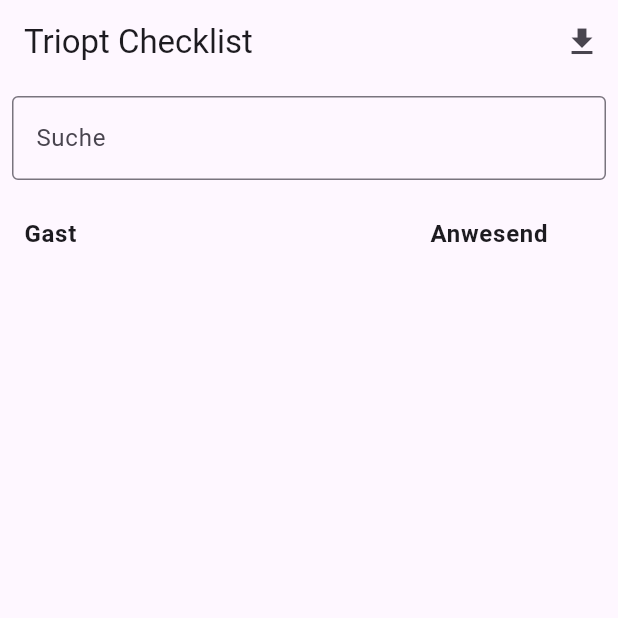
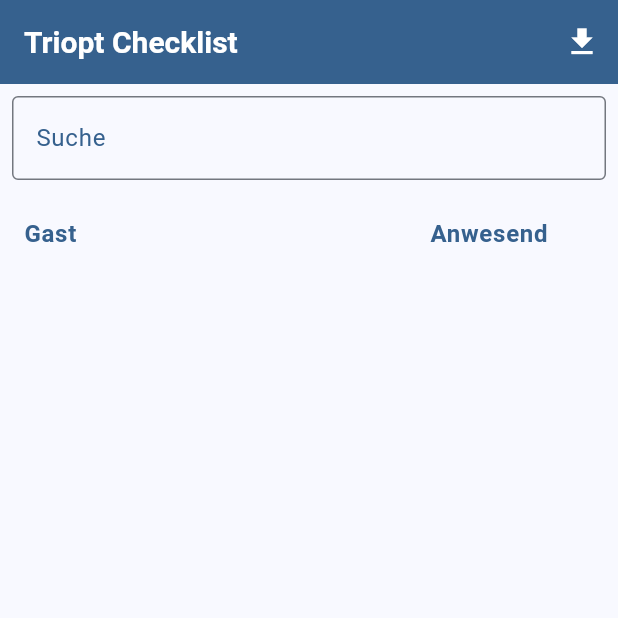
Before and after one commit to SnIpPzILoCo/Triopt-Checklist, a Flutter app: the screen it shows after launch, on a phone screen of 412 x 824 dp, the top half of it. Run offline on Flutter 3.47's test engine with Material 3 defaults, Android fonts, the phone set to English and light mode, and no system bars; our stand-ins replace device_info_plus, permission_handler; missing offline and left inert: downloadsfolder, excel.

Commit message:
Colored the app

```diff
--- a/lib/main.dart
+++ b/lib/main.dart
@@ -19,10 +19,40 @@ class MyApp extends StatelessWidget {
 
   @override
   Widget build(BuildContext context) {
+    const Color seedColor = Colors.blue; // Define your seed color here
+
     return MaterialApp(
       title: 'Triopt Checklist App',
       theme: ThemeData(
-        primarySwatch: Colors.blue,
+        useMaterial3: true,
+        colorScheme: ColorScheme.fromSeed(seedColor: seedColor),
+        appBarTheme: AppBarTheme(
+          backgroundColor: ColorScheme.fromSeed(seedColor: seedColor).primary,
+          titleTextStyle: TextStyle(
+            color: ColorScheme.fromSeed(seedColor: seedColor).onPrimary,
+            fontSize: 20,
+            fontWeight: FontWeight.bold,
+          ),
+        ),
+        inputDecorationTheme: InputDecorationTheme(
+          border: const OutlineInputBorder(),
+          focusedBorder: OutlineInputBorder(
+            borderSide: BorderSide(
+                color: ColorScheme.fromSeed(seedColor: seedColor).primary),
+          ),
+          labelStyle: TextStyle(
+              color: ColorScheme.fromSeed(seedColor: seedColor).primary),
+        ),
+        checkboxTheme: CheckboxThemeData(
+          fillColor: WidgetStateProperty.resolveWith(
+            (Set<WidgetState> states) {
+              if (states.contains(WidgetState.selected)) {
+                return Colors.green;
+              }
+              return Colors.white; // Use a different color when not selected
+            },
+          ),
+        ),
       ),
       home: const GuestListScreen(),
     );
@@ -60,7 +90,8 @@ class _GuestListScreenState extends State<GuestListScreen> {
 
       if (mounted) {
         ScaffoldMessenger.of(context).showSnackBar(
-          SnackBar(content: Text('Exportiert nach: ${directory.path}/export.xlsx')),
+          SnackBar(
+              content: Text('Exportiert nach: ${directory.path}/export.xlsx')),
         );
       }
     } catch (e) {
@@ -74,12 +105,14 @@ class _GuestListScreenState extends State<GuestListScreen> {
 
   @override
   Widget build(BuildContext context) {
+    final colorScheme = Theme.of(context).colorScheme;
+
     return Scaffold(
       appBar: AppBar(
         title: const Text('Triopt Checklist'),
         actions: [
           IconButton(
-            icon: const Icon(Icons.download),
+            icon: const Icon(Icons.download, color: Colors.white),
             onPressed: exportGuests,
           ),
         ],
@@ -89,9 +122,13 @@ class _GuestListScreenState extends State<GuestListScreen> {
           Padding(
             padding: const EdgeInsets.all(8.0),
             child: TextField(
-              decoration: const InputDecoration(
+              decoration: InputDecoration(
                 labelText: 'Suche',
-                border: OutlineInputBorder(),
+                border: const OutlineInputBorder(),
+                focusedBorder: OutlineInputBorder(
+                  borderSide: BorderSide(color: colorScheme.primary),
+                ),
+                labelStyle: TextStyle(color: colorScheme.primary),
               ),
               onChanged: (query) {
                 Provider.of<GuestProvider>(context, listen: false)
@@ -106,14 +143,17 @@ class _GuestListScreenState extends State<GuestListScreen> {
                   itemCount: guestProvider.guests.length + 1,
                   itemBuilder: (context, index) {
                     if (index == 0) {
-                      return const ListTile(
+                      return ListTile(
                         title: Row(
                           children: [
                             Expanded(
                               flex: 2,
                               child: Text(
                                 'Gast',
-                                style: TextStyle(fontWeight: FontWeight.bold),
+                                style: TextStyle(
+                                  fontWeight: FontWeight.bold,
+                                  color: colorScheme.primary,
+                                ),
                               ),
                             ),
                             Expanded(
@@ -121,7 +161,10 @@ class _GuestListScreenState extends State<GuestListScreen> {
                               child: Center(
                                 child: Text(
                                   'Anwesend',
-                                  style: TextStyle(fontWeight: FontWeight.bold),
+                                  style: TextStyle(
+                                    fontWeight: FontWeight.bold,
+                                    color: colorScheme.primary,
+                                  ),
                                 ),
                               ),
                             ),
@@ -135,7 +178,10 @@ class _GuestListScreenState extends State<GuestListScreen> {
                           children: [
                             Expanded(
                               flex: 2,
-                              child: Text(guest.name),
+                              child: Text(
+                                guest.name,
+                                style: TextStyle(color: colorScheme.onSurface),
+                              ),
                             ),
                             Expanded(
                               flex: 1,
@@ -150,6 +196,9 @@ class _GuestListScreenState extends State<GuestListScreen> {
                             ),
                           ],
                         ),
+                        tileColor: index % 2 == 0
+                            ? colorScheme.primaryContainer.withOpacity(0.1)
+                            : colorScheme.secondaryContainer.withOpacity(0.1),
                       );
                     }
                   },
```
